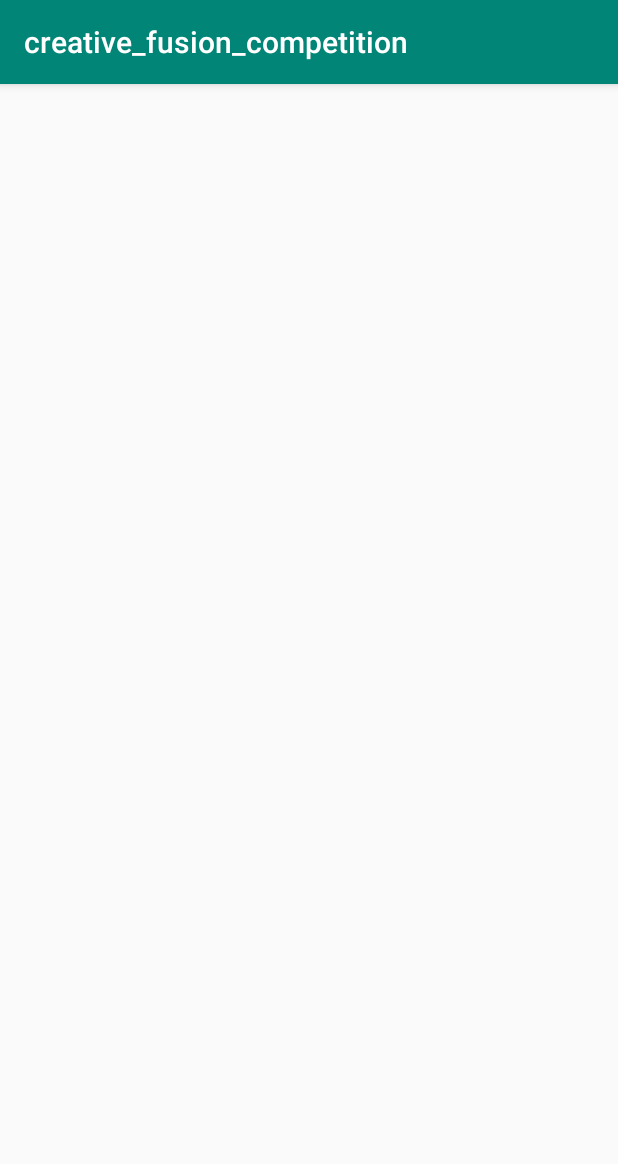
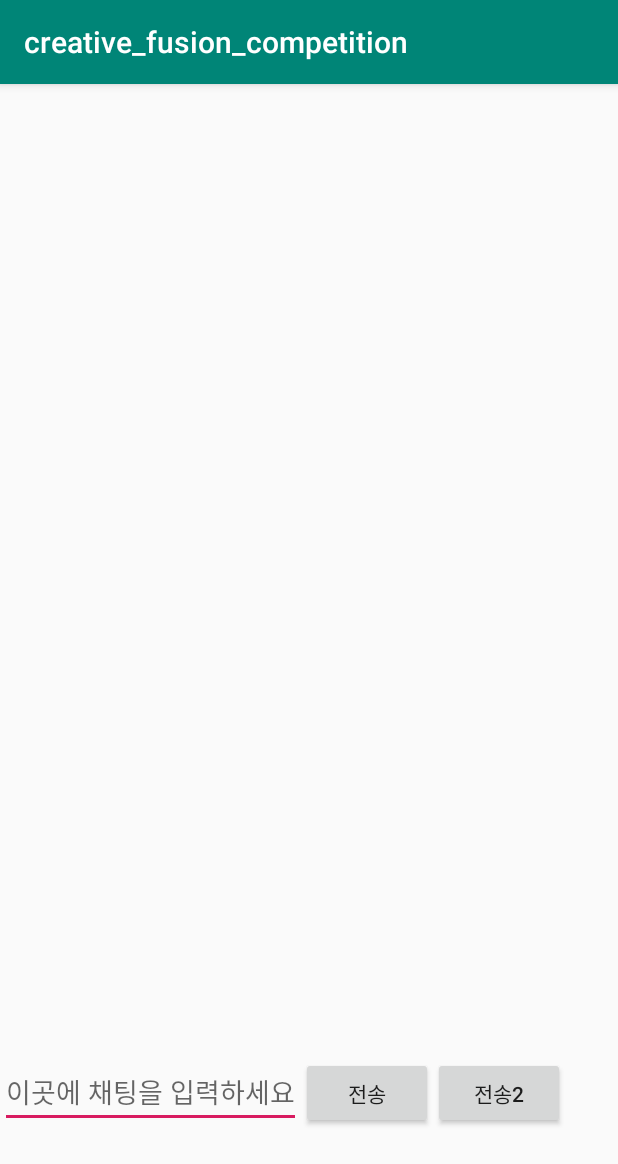
Before and after one commit to SeMin4/creativefusion_competition, an Android app: the ChatLog screen opened directly, with no data from a screen before it, on a phone screen of 412 x 824 dp. Shown: the top 1164 px of the screen. Run offline under Robolectric (Android 15) with nearby library versions, the light colour scheme and no system bars.

Commit message:
chat-basic-frame

```diff
--- a/app/src/main/java/com/example/semin/creative_fusion_competition/ChatLog.java
+++ b/app/src/main/java/com/example/semin/creative_fusion_competition/ChatLog.java
@@ -1,13 +1,99 @@
 package com.example.semin.creative_fusion_competition;
 
+import android.os.Environment;
+import android.support.v4.widget.ListViewAutoScrollHelper;
 import android.support.v7.app.AppCompatActivity;
 import android.os.Bundle;
+import android.view.View;
+import android.widget.Button;
+import android.widget.EditText;
+import android.widget.ListView;
+import android.widget.TextView;
+import android.widget.Toast;
+
+import org.w3c.dom.Text;
+
+import java.io.BufferedReader;
+import java.io.BufferedWriter;
+import java.io.File;
+import java.io.FileNotFoundException;
+import java.io.FileOutputStream;
+import java.io.FileReader;
+import java.io.FileWriter;
+import java.io.IOException;
+import java.io.InputStream;
+import java.io.InputStreamReader;
+import java.io.OutputStream;
+import java.text.SimpleDateFormat;
+import java.util.ArrayList;
+import java.util.Date;
+import java.util.List;
+import java.util.Scanner;
 
 public class ChatLog extends AppCompatActivity {
+    Button sendBtn;
+    EditText chat_text;
+    String send_text;
 
+    ChatMessageAdapter chatMessageAdapter;
     @Override
     protected void onCreate(Bundle savedInstanceState) {
         super.onCreate(savedInstanceState);
         setContentView(R.layout.activity_chat_log);
+        chat_text = (EditText) findViewById(R.id.chat_send_text);
+        sendBtn = (Button) findViewById(R.id.send_btn);
+
+
+        ListView listView = (ListView)findViewById(R.id.listview);
+        final ArrayList<ChatFormObject> record_all = new ArrayList<>();
+        String line = null;
+        try{
+            BufferedReader buf = new BufferedReader(new FileReader( getFilesDir() +"chat_record.txt"));
+            String str= null;
+            while((str = buf.readLine())!= null){
+                String[] one_record = str.split(",");
+                record_all.add(new ChatFormObject(one_record[0],one_record[1],one_record[2]));
+            }
+            buf.close();
+        }catch(FileNotFoundException e) {
+           // Toast.makeText(ChatLog.this,"File not found",Toast.LENGTH_SHORT).show();
+
+        }catch(IOException e){
+            e.printStackTrace();
+        }catch(Exception e){
+            e.printStackTrace();
+        }
+        chatMessageAdapter = new ChatMessageAdapter(ChatLog.this,R.layout.chatting_message,record_all);
+        listView.setAdapter(chatMessageAdapter);
+        sendBtn.setOnClickListener(new Button.OnClickListener(){
+            @Override
+            public void onClick(View view){
+                send_text = chat_text.getText().toString();
+                chat_text.setHint(R.string.hint);
+                chat_text.setText("");
+                try{
+                    BufferedWriter bw = new BufferedWriter(new FileWriter(getFilesDir() + "chat_record.txt",true));
+                    String result = "";
+                    long now = System.currentTimeMillis();//현재 시간 받아오기
+                    Date date = new Date(now);
+                    SimpleDateFormat simpleDateFormat = new SimpleDateFormat("yyyy-MM-dd HH:mm:ss");
+                    String nowTime = simpleDateFormat.format(date);
+                    result  = nowTime + "," + "1" + "," + send_text;
+                    bw.write(result);
+                    bw.write("\n");
+                    bw.close();
+                    record_all.add(new ChatFormObject(nowTime,"1",send_text));
+                    Toast.makeText(ChatLog.this, "저장완료", Toast.LENGTH_SHORT).show();
+                }catch(FileNotFoundException e) {
+                    Toast.makeText(ChatLog.this,"File not found",Toast.LENGTH_SHORT).show();
+                }catch(IOException e){
+                    e.printStackTrace();
+                }catch(Exception e){
+                    e.printStackTrace();
+                }
+                chatMessageAdapter.notifyDataSetChanged();
+            }
+        });
+
     }
 }
--- /dev/null
+++ b/app/src/main/java/com/example/semin/creative_fusion_competition/ChatMessageAdapter.java
@@ -0,0 +1,53 @@
+package com.example.semin.creative_fusion_competition;
+
+import android.content.Context;
+import android.graphics.Color;
+import android.view.LayoutInflater;
+import android.view.View;
+import android.view.ViewGroup;
+import android.widget.ArrayAdapter;
+import android.widget.BaseAdapter;
+import android.widget.Button;
+import android.widget.TextView;
+
+import java.util.ArrayList;
+import java.util.List;
+
+public class ChatMessageAdapter extends BaseAdapter {
+    private LayoutInflater inflater;
+    private ArrayList<ChatFormObject> data;
+    private int layout;
+
+    public ChatMessageAdapter(Context context, int layout, ArrayList<ChatFormObject> data){
+        this.inflater = (LayoutInflater)context.getSystemService(Context.LAYOUT_INFLATER_SERVICE);
+        this.data =data;
+        this.layout = layout;
+    }
+
+    @Override
+    public int getCount(){
+        return data.size();
+    }
+    @Override
+    public String getItem(int position){
+        return null;
+    }
+    @Override
+    public long getItemId(int position){
+        return position;
+    }
+    public ChatFormObject getChat(int position){
+        return data.get(position);
+    }
+    @Override
+    public View getView(int position, View convertView, ViewGroup parent){
+        if(convertView==null){
+            convertView=inflater.inflate(layout,parent,false);
+        }
+        ChatFormObject listviewitem=data.get(position);
+        TextView name=(TextView)convertView.findViewById(R.id.chatmessage);
+        name.setText(listviewitem.getMessage());
+
+        return convertView;
+    }
+}
--- a/app/src/main/res/layout/activity_chat_log.xml
+++ b/app/src/main/res/layout/activity_chat_log.xml
@@ -1,9 +1,48 @@
 <?xml version="1.0" encoding="utf-8"?>
-<android.support.constraint.ConstraintLayout xmlns:android="http://schemas.android.com/apk/res/android"
+<LinearLayout xmlns:android="http://schemas.android.com/apk/res/android"
     xmlns:app="http://schemas.android.com/apk/res-auto"
     xmlns:tools="http://schemas.android.com/tools"
     android:layout_width="match_parent"
     android:layout_height="match_parent"
+    android:orientation="vertical"
+    android:weightSum="10"
     tools:context=".ChatLog">
 
-</android.support.constraint.ConstraintLayout>
+    <ListView
+        android:id="@+id/listview"
+        android:layout_width="match_parent"
+        android:layout_height="wrap_content"
+        android:layout_weight="9"
+        android:choiceMode="singleChoice"
+        android:divider="#ffcc22"
+        android:dividerHeight="1.5dp" />
+
+
+    <LinearLayout
+        android:layout_width="match_parent"
+        android:layout_height="wrap_content"
+        android:layout_weight="1"
+        android:orientation="horizontal">
+
+        <EditText
+            android:id="@+id/chat_send_text"
+            android:layout_width="wrap_content"
+            android:layout_height="wrap_content"
+            android:hint="@string/hint"/>
+        <Button
+            android:id="@+id/send_btn"
+            android:layout_width="wrap_content"
+            android:layout_height="wrap_content"
+            android:text="전송"/>
+
+
+        <Button
+            android:id="@+id/send2_btn"
+            android:layout_width="wrap_content"
+            android:layout_height="wrap_content"
+            android:text="전송2"/>
+
+
+    </LinearLayout>
+
+</LinearLayout>
--- a/app/src/main/res/values/strings.xml
+++ b/app/src/main/res/values/strings.xml
@@ -1,3 +1,4 @@
 <resources>
     <string name="app_name">creative_fusion_competition</string>
+    <string name="hint">이곳에 채팅을 입력하세요</string>
 </resources>
```
Also changed, not shown: app/src/main/java/com/example/semin/creative_fusion_competition/ChatFormObject.java (added, +42 -0 lines), app/src/main/res/layout/chatting_message.xml (added, +14 -0 lines).
